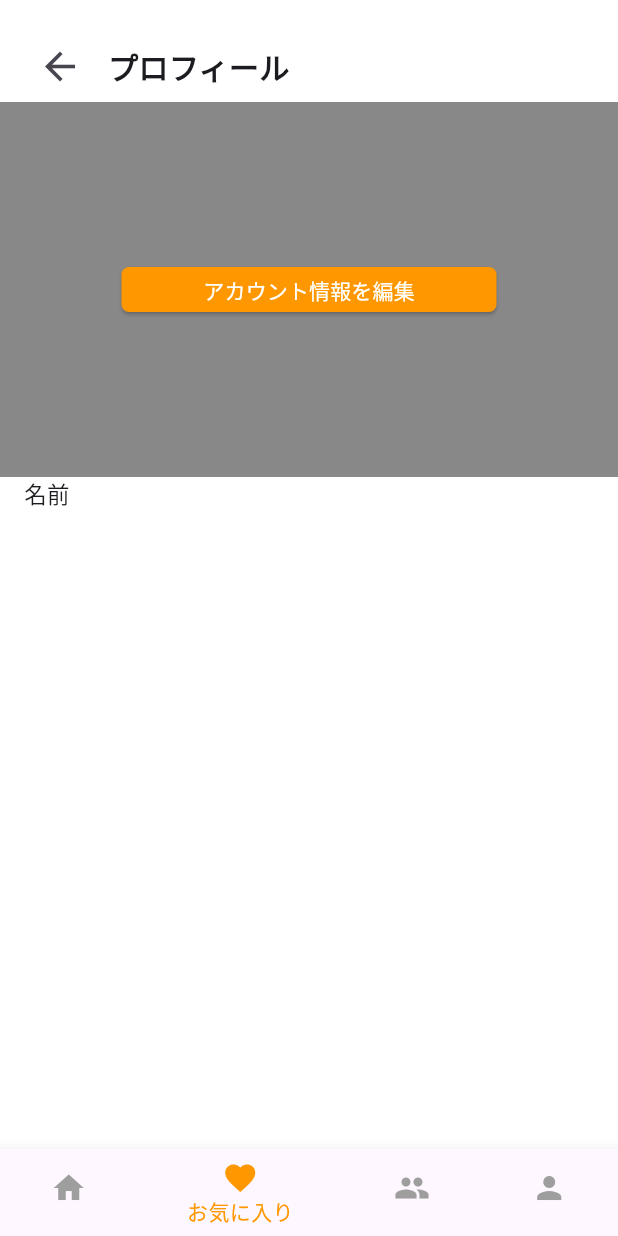
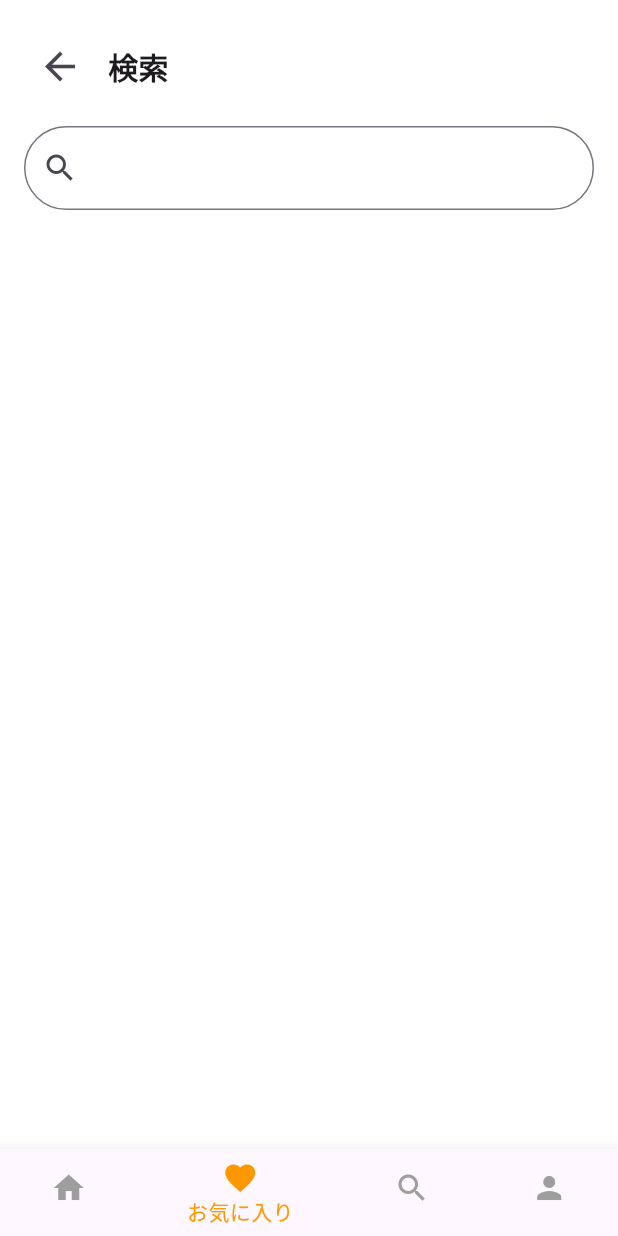
Before and after one commit to Ktento/breman-front, a Flutter app: the SongSearch screen opened directly, item 2 of the bottom bar chosen, on a phone screen of 412 x 824 dp. Run offline on Flutter 3.47's test engine with Material 3 defaults, Android fonts, the phone set to English and light mode, and no system bars; network calls fail.

Commit message:
曲検索を追加

```diff
--- a/lib/main.dart
+++ b/lib/main.dart
@@ -1,3 +1,4 @@
+import 'package:bremen_fe/song_search.dart';
 import 'package:flutter/material.dart';
 import 'account_profile.dart';
 import 'login.dart';
@@ -347,7 +348,7 @@ class _MyHomePageState extends State<MyHomePage> {
             label: 'お気に入り',
           ),
           BottomNavigationBarItem(
-            icon: Icon(Icons.group),
+            icon: Icon(Icons.search),
             label: '検索',
           ),
           BottomNavigationBarItem(
@@ -370,6 +371,10 @@ class _MyHomePageState extends State<MyHomePage> {
               break;
             case 2:
               // グループ画面の処理
+              Navigator.push(
+                context,
+                MaterialPageRoute(builder: (context) => SongSearch()),
+              );
               break;
             case 3:
               // アカウント画面の処理
--- a/lib/song_search.dart
+++ b/lib/song_search.dart
@@ -8,7 +8,7 @@ class SongSearch extends StatefulWidget {
 }
 
 class _SongSearchState extends State<SongSearch> {
-  int _currentIndex = 3; // 現在のインデックスをアカウントプロフィールに設定
+  int _currentIndex = 2; // 現在のインデックスをアカウントプロフィールに設定
 
   @override
   Widget build(BuildContext context) {
@@ -31,7 +31,7 @@ class _SongSearchState extends State<SongSearch> {
                   ),
                   SizedBox(width: 8), // 戻るボタンとテキストの間にスペースを追加
                   Text(
-                    'プロフィール',
+                    '検索',
                     style: TextStyle(fontSize: 20, fontWeight: FontWeight.bold),
                   ),
                 ],
@@ -41,58 +41,14 @@ class _SongSearchState extends State<SongSearch> {
             // その他のコンテンツをここに追加
             Container(
               padding: const EdgeInsets.all(16.0),
-              color: const Color.fromARGB(119, 0, 0, 0),
-              width: MediaQuery.of(context).size.width, // 画面の幅に合わせる
-              height: 250, // 高さ
-              alignment: Alignment.center, // ボタンを中央に配置
-              child: SizedBox(
-                width: 250, // ボタンの幅
-                height: 30, // ボタンの高さ
-                child: ElevatedButton(
-                  child: const Text('アカウント情報を編集'),
-                  style: ElevatedButton.styleFrom(
-                    backgroundColor: Colors.orange, // 背景色
-                    foregroundColor: Colors.white, // 文字色
-                    shape: RoundedRectangleBorder(
-                      borderRadius: BorderRadius.circular(5), // 角の丸みを調整
-                    ),
-                  ),
-                  onPressed: () {
-                    print('アカウントボタンが押されました');
-
-                    Navigator.push(
-                      context,
-                      MaterialPageRoute(
-                        //（2） 実際に表示するページ(ウィジェット)を指定する
-                        builder: (context) => ProfileEdit(),
-                      ),
-                    );
-
-                  },
-                ),
+              child: TextFormField(
+                decoration: InputDecoration(
+                    prefixIcon: Icon(Icons.search),
+                    border: OutlineInputBorder(borderRadius: BorderRadius.circular(30.0),)),
               ),
             ),
 
-            Container(
-              child: Row(
-                children: [
-                  Expanded(
-                    child: Align(
-                      alignment: Alignment.centerLeft,
-                      child: Padding(
-                        padding: const EdgeInsets.only(left: 16.0),
-                        child: Text(
-                          '名前',
-                          style: TextStyle(
-                            fontSize: 15,
-                          ),
-                        ),
-                      ),
-                    ),
-                  ),
-                ],
-              ),
-            ),
+            Container(),
           ],
         ),
       ),
@@ -110,8 +66,8 @@ class _SongSearchState extends State<SongSearch> {
             label: 'お気に入り',
           ),
           BottomNavigationBarItem(
-            icon: Icon(Icons.group),
-            label: 'グループ',
+            icon: Icon(Icons.search),
+            label: '検索',
           ),
           BottomNavigationBarItem(
             icon: Icon(Icons.person),
```
